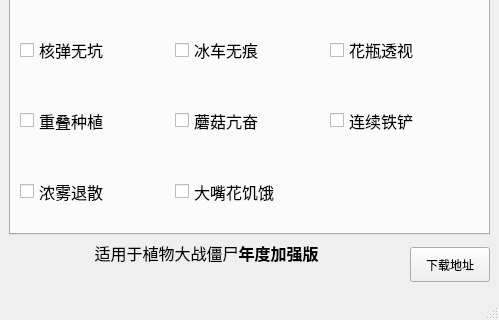
First picture: the form in pvztoolkit.ui, repository windshadow233/pvz-toolkit, before the edit; both pictures show x 0 to 499 and y 232 to 552 of the 499 by 552 pixel window.
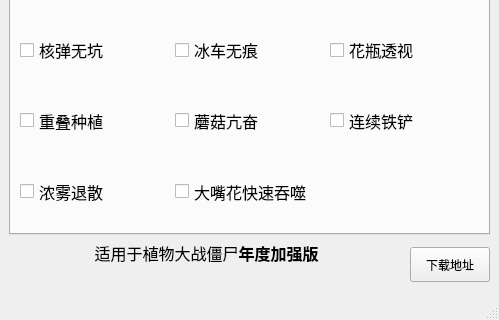
Second picture: the form after the edit. The open tabs and pages were chosen to show the change.

Commit message: 修改ui

The edit to the form file:
```diff
--- a/pvztoolkit.ui
+++ b/pvztoolkit.ui
@@ -1535,7 +1535,7 @@
              </font>
             </property>
             <property name="text">
-             <string>大嘴花饥饿</string>
+             <string>大嘴花快速吞噬</string>
             </property>
            </widget>
           </item>
```
Left out of the diff: 2 changed lines with no effect on the pictures. The commit also changes 1 other file.
